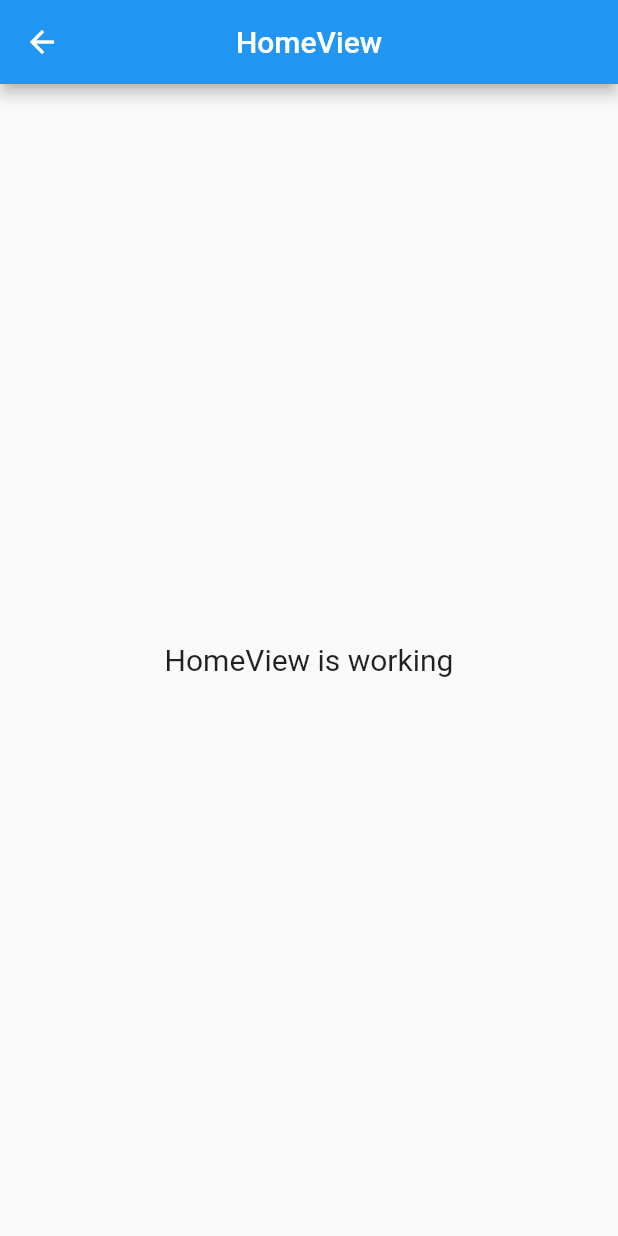
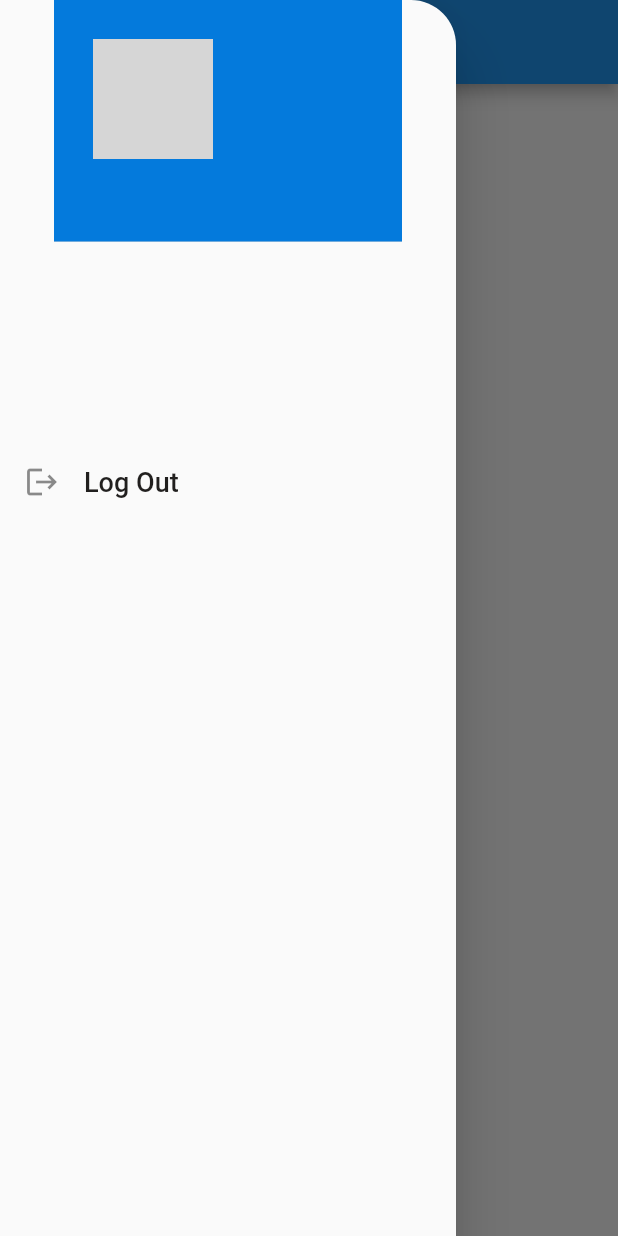
Before and after one commit to aslahmp/broshop, a Flutter app: the HomeView screen opened by its route, with the side drawer open (before the commit the screen has no drawer), on a phone screen of 412 x 824 dp. Run offline on Flutter 3.47's test engine with Material 2 defaults, Android fonts, the phone set to English and light mode, and no system bars; our stand-ins replace firebase_core, flutter_signin_button, get, google_sign_in, shared_preferences; missing offline and left inert: result_type; accounts and stored records are empty; network calls fail; grey boxes are pictures that could not be loaded.

Commit message:
user profile

```diff
--- a/broshop_app/lib/app/controllers/user_controller.dart
+++ b/broshop_app/lib/app/controllers/user_controller.dart
@@ -1,9 +1,11 @@
 import 'package:broshop_app/app/data/model/user_model.dart';
+import 'package:broshop_app/infrastructure/managers/index.dart';
 import 'package:get/get.dart';
 
 import '../../infrastructure/index.dart';
 import '../data/repository/user/i_user_repository.dart';
 import '../data/repository/user/user_repository.dart';
+import '../routes/app_pages.dart';
 
 class UserController extends GetxController {
   UserModel? userModel;
@@ -16,4 +18,9 @@ class UserController extends GetxController {
       AppSnackBar.showSnackBar('Profile fetching failed');
     }
   }
+
+  void logOut() {
+    UserManager.logOutUser();
+    Get.offNamed(Routes.SPLASH);
+  }
 }
--- a/broshop_app/lib/app/data/repository/user/user_repository.dart
+++ b/broshop_app/lib/app/data/repository/user/user_repository.dart
@@ -13,7 +13,7 @@ class UserRepository implements IUserRepository {
         url: Uri.parse(
             '${APIEndPoints.urlString(EndPoints.user)}/${UserManager.userId}'),
       );
-      var userModel = UserModel.fromJson(resultJson);
+      var userModel = UserModel.fromJson(resultJson['data']);
       return Success(userModel);
     } catch (e) {
       return Failure(e.toString());
--- /dev/null
+++ b/broshop_app/lib/app/modules/Drawer/views/drawer_view.dart
@@ -0,0 +1,38 @@
+import 'package:broshop_app/app/controllers/user_controller.dart';
+import 'package:broshop_app/app/modules/Drawer/views/local.widgets/drawer_tile.dart';
+import 'package:broshop_app/infrastructure/index.dart';
+import 'package:flutter/material.dart';
+
+import 'package:get/get.dart';
+
+import 'local.widgets/profile.dart';
+
+class DrawerView extends GetView<UserController> {
+  const DrawerView({Key? key}) : super(key: key);
+  @override
+  Widget build(BuildContext context) {
+    return Drawer(
+      shape: const RoundedRectangleBorder(
+          borderRadius: BorderRadius.only(topRight: Radius.circular(30))),
+      child: MediaQuery(
+        data: MediaQuery.of(context).copyWith(textScaleFactor: 1.0),
+        // ignore: avoid_unnecessary_containers
+        child: Container(
+          child: Column(
+            mainAxisAlignment: MainAxisAlignment.spaceBetween,
+            children: [
+              const Profile(),
+              DrawerTile(
+                  text: 'Log Out',
+                  icon: Icons.logout,
+                  onTap: () {
+                    controller.logOut();
+                  }),
+              verticalSpace(350),
+            ],
+          ),
+        ),
+      ),
+    );
+  }
+}
--- /dev/null
+++ b/broshop_app/lib/app/modules/Drawer/views/local.widgets/drawer_tile.dart
@@ -0,0 +1,32 @@
+import 'package:flutter/material.dart';
+import 'package:get/get.dart';
+
+import '../../../../../infrastructure/index.dart';
+
+class DrawerTile extends StatelessWidget {
+  const DrawerTile({
+    Key? key,
+    required this.text,
+    required this.icon,
+    required this.onTap,
+  }) : super(key: key);
+  final String text;
+  final IconData icon;
+  final Function onTap;
+  @override
+  Widget build(BuildContext context) {
+    return ListTile(
+      onTap: () {
+        Get.back();
+        onTap();
+      },
+      dense: true,
+      leading: Icon(icon),
+      horizontalTitleGap: 0,
+      title: Align(
+        alignment: Alignment.topLeft,
+        child: Text(text, style: AppTextStyles.medium.copyWith(fontSize: 18)),
+      ),
+    );
+  }
+}
--- /dev/null
+++ b/broshop_app/lib/app/modules/Drawer/views/local.widgets/profile.dart
@@ -0,0 +1,39 @@
+import 'package:broshop_app/app/controllers/user_controller.dart';
+import 'package:broshop_app/infrastructure/index.dart';
+import 'package:flutter/material.dart';
+import 'package:get/get.dart';
+
+class Profile extends GetView<UserController> {
+  const Profile({super.key});
+
+  @override
+  Widget build(BuildContext context) {
+    return DrawerHeader(
+        decoration: const BoxDecoration(color: AppColors.blue),
+        child: Column(
+          mainAxisAlignment: MainAxisAlignment.start,
+          crossAxisAlignment: CrossAxisAlignment.start,
+          children: [
+            Padding(
+                padding: const EdgeInsets.all(10.0),
+                child: CircleAvatar(
+                  backgroundImage:
+                      NetworkImage(controller.userModel?.imageUrl ?? ''),
+                  radius: 40,
+                )),
+            Text(controller.userModel?.name ?? '',
+                style: Theme.of(context)
+                    .textTheme
+                    .bodyText1
+                    ?.copyWith(color: AppColors.white)),
+            Text(
+              controller.userModel?.email ?? '',
+              style: Theme.of(context).textTheme.bodyText2,
+            ),
+            const SizedBox(
+              width: 200,
+            )
+          ],
+        ));
+  }
+}
--- a/broshop_app/lib/app/modules/home/views/home_view.dart
+++ b/broshop_app/lib/app/modules/home/views/home_view.dart
@@ -1,3 +1,4 @@
+import 'package:broshop_app/app/modules/Drawer/views/drawer_view.dart';
 import 'package:flutter/material.dart';
 
 import 'package:get/get.dart';
@@ -8,11 +9,13 @@ class HomeView extends GetView<HomeController> {
   const HomeView({Key? key}) : super(key: key);
   @override
   Widget build(BuildContext context) {
+    controller;
     return Scaffold(
       appBar: AppBar(
         title: const Text('HomeView'),
         centerTitle: true,
       ),
+      drawer: const DrawerView(),
       body: const Center(
         child: Text(
           'HomeView is working',
--- /dev/null
+++ b/broshop_app/lib/infrastructure/utils/app_colors.dart
@@ -0,0 +1,19 @@
+import 'package:flutter/material.dart';
+
+class AppColors {
+  static const transparent = Colors.transparent;
+  static const white = Colors.white;
+  static const black = Color(0xff211F1E);
+  static const grey = Color(0xffCECECE);
+  static const blue = Color.fromARGB(255, 4, 122, 220);
+
+  static const blue6c2 = Color(0xff07B6C2);
+  static const brantRed = Color(0xffE31E39);
+  static const darkRed = Color(0xffBB0C25);
+  static const orange = Color(0xffFF8000);
+  static const green = Color(0xff00CB4A);
+
+  static const greyFc = Color(0xffFCFCFC);
+  static const hideDetailsGreyText = Color(0xff747474);
+  static const yellow = Color(0XffF4E403);
+}
--- a/broshop_app/lib/infrastructure/utils/index.dart
+++ b/broshop_app/lib/infrastructure/utils/index.dart
@@ -1,2 +1,5 @@
 export './app_images.dart';
 export './app_snack_bar.dart';
+export './app_colors.dart';
+export './text_styles.constants.dart';
+export './space.dart';
--- /dev/null
+++ b/broshop_app/lib/infrastructure/utils/space.dart
@@ -0,0 +1,13 @@
+import 'package:flutter/material.dart';
+
+Widget horizontalSpace(double size) {
+  return SizedBox(
+    width: size,
+  );
+}
+
+Widget verticalSpace(double size) {
+  return SizedBox(
+    height: size,
+  );
+}
--- /dev/null
+++ b/broshop_app/lib/infrastructure/utils/text_styles.constants.dart
@@ -0,0 +1,33 @@
+import 'package:flutter/widgets.dart';
+
+import 'index.dart';
+
+class AppTextStyles {
+  static const bold = TextStyle(
+      fontWeight: FontWeight.w500,
+      fontSize: 14,
+      color: AppColors.black,
+      fontFamily: AppFonts.robotoBold);
+  static const regular = TextStyle(
+      fontSize: 14,
+      color: AppColors.black,
+      fontWeight: FontWeight.w500,
+      fontFamily: AppFonts.robotoRegular);
+  static const extraBold = TextStyle(
+      fontSize: 14, color: AppColors.black, fontFamily: AppFonts.robotoBold);
+  static const medium = TextStyle(
+      fontSize: 14,
+      color: AppColors.black,
+      fontWeight: FontWeight.w100,
+      fontFamily: AppFonts.robotoMedium);
+  static const italic =
+      TextStyle(fontFamily: AppFonts.robotoItalic, color: AppColors.black);
+}
+
+class AppFonts {
+  static const robotoRegular = 'RobotoRegular';
+  static const robotoBold = 'RobotoBold';
+  static const poppinsMedium = 'PoppinsMedium';
+  static const robotoMedium = 'RobotoMedium';
+  static const robotoItalic = 'RobotoItalic';
+}
```
Also changed, not shown: broshop_app/pubspec.yaml (+10 -0 lines), broshop_app/assets/fonts/Poppins-Regular.ttf (added), broshop_app/assets/fonts/Roboto-Black.ttf (added), broshop_app/assets/fonts/Roboto-Bold.ttf (added), broshop_app/assets/fonts/Roboto-Italic.ttf (added), broshop_app/assets/fonts/Roboto-Medium.ttf (added), broshop_app/assets/fonts/Roboto-Regular.ttf (added).
